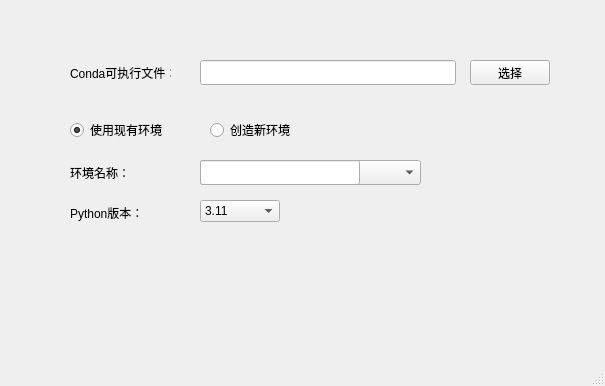
The window that ui/Conda.ui (KR-Rabbit/LabelStudioLauncher) describes before a commit, drawn with Qt 5.
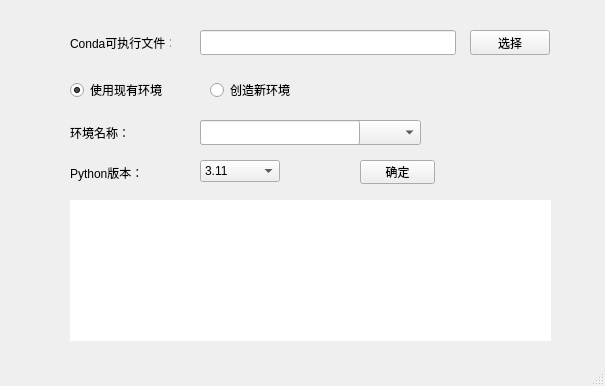
The same window after the commit.

What changed in the file:
```diff
--- a/ui/Conda.ui
+++ b/ui/Conda.ui
@@ -13,6 +13,12 @@
     <height>386</height>
    </rect>
   </property>
+  <property name="sizePolicy">
+   <sizepolicy hsizetype="Fixed" vsizetype="Fixed">
+    <horstretch>0</horstretch>
+    <verstretch>0</verstretch>
+   </sizepolicy>
+  </property>
   <property name="windowTitle">
    <string>Codna</string>
   </property>
@@ -21,7 +27,7 @@
     <property name="geometry">
      <rect>
       <x>70</x>
-      <y>60</y>
+      <y>30</y>
       <width>101</width>
       <height>25</height>
      </rect>
@@ -34,7 +40,7 @@
     <property name="geometry">
      <rect>
       <x>200</x>
-      <y>60</y>
+      <y>30</y>
       <width>256</width>
       <height>25</height>
      </rect>
@@ -59,7 +65,7 @@
     <property name="geometry">
      <rect>
       <x>470</x>
-      <y>60</y>
+      <y>30</y>
       <width>80</width>
       <height>25</height>
      </rect>
@@ -84,7 +90,7 @@
     <property name="geometry">
      <rect>
       <x>200</x>
-      <y>160</y>
+      <y>120</y>
       <width>221</width>
       <height>25</height>
      </rect>
@@ -94,7 +100,7 @@
     <property name="geometry">
      <rect>
       <x>70</x>
-      <y>120</y>
+      <y>80</y>
       <width>95</width>
       <height>20</height>
      </rect>
@@ -110,7 +116,7 @@
     <property name="geometry">
      <rect>
       <x>210</x>
-      <y>120</y>
+      <y>80</y>
       <width>95</width>
       <height>20</height>
      </rect>
@@ -123,7 +129,7 @@
     <property name="geometry">
      <rect>
       <x>70</x>
-      <y>160</y>
+      <y>120</y>
       <width>100</width>
       <height>25</height>
      </rect>
@@ -154,7 +160,7 @@
     <property name="geometry">
      <rect>
       <x>200</x>
-      <y>160</y>
+      <y>120</y>
       <width>160</width>
       <height>25</height>
      </rect>
@@ -185,7 +191,7 @@
     <property name="geometry">
      <rect>
       <x>70</x>
-      <y>200</y>
+      <y>160</y>
       <width>100</width>
       <height>25</height>
      </rect>
@@ -216,7 +222,7 @@
     <property name="geometry">
      <rect>
       <x>200</x>
-      <y>200</y>
+      <y>160</y>
       <width>80</width>
       <height>22</height>
      </rect>
@@ -276,6 +282,41 @@
      </property>
     </item>
    </widget>
+   <widget class="QPushButton" name="create_btn">
+    <property name="geometry">
+     <rect>
+      <x>360</x>
+      <y>160</y>
+      <width>75</width>
+      <height>24</height>
+     </rect>
+    </property>
+    <property name="text">
+     <string>确定</string>
+    </property>
+   </widget>
+   <widget class="QTextBrowser" name="textBrowser">
+    <property name="geometry">
+     <rect>
+      <x>70</x>
+      <y>200</y>
+      <width>481</width>
+      <height>141</height>
+     </rect>
+    </property>
+    <property name="frameShape">
+     <enum>QFrame::NoFrame</enum>
+    </property>
+    <property name="lineWidth">
+     <number>0</number>
+    </property>
+    <property name="sizeAdjustPolicy">
+     <enum>QAbstractScrollArea::AdjustIgnored</enum>
+    </property>
+    <property name="openExternalLinks">
+     <bool>true</bool>
+    </property>
+   </widget>
   </widget>
   <widget class="QMenuBar" name="menubar">
    <property name="geometry">
```
Left out of the diff: 17 changed lines with no effect on the pictures.
